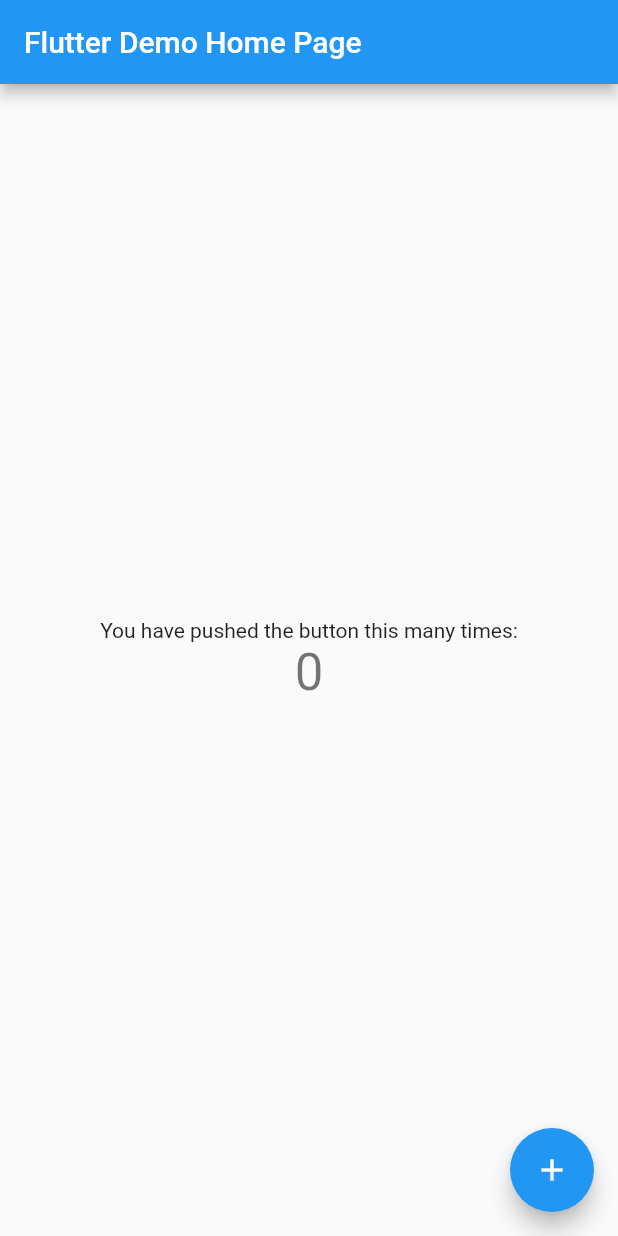
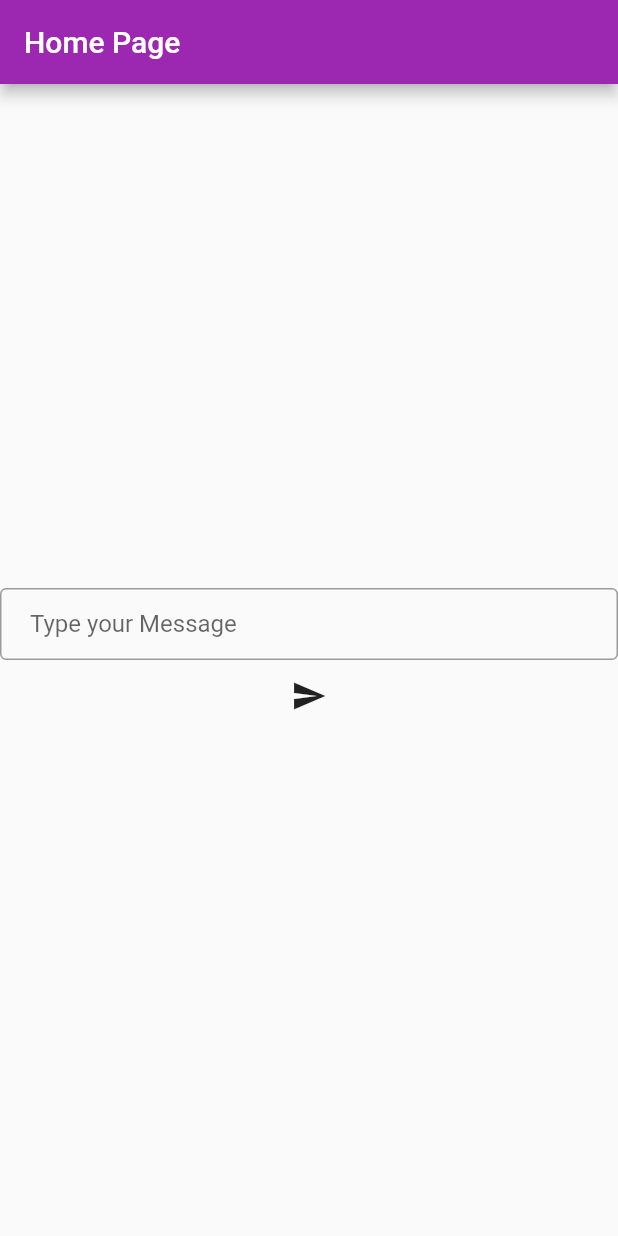
Before and after one commit to anandhakrishnanaji/PushNotifications, a Flutter app: the screen it shows after launch, on a phone screen of 412 x 824 dp. Run offline on Flutter 3.47's test engine with Material 2 defaults, Android fonts, the light colour scheme and no system bars; our stand-ins replace flutter_local_notifications; network calls fail.

Commit message:
working websockets

```diff
--- a/lib/main.dart
+++ b/lib/main.dart
@@ -1,4 +1,9 @@
+import 'dart:convert';
 import 'package:flutter/material.dart';
+import 'package:flutter_local_notifications/flutter_local_notifications.dart';
+import 'package:web_socket_channel/io.dart';
+import 'package:web_socket_channel/web_socket_channel.dart';
+import 'package:web_socket_channel/status.dart' as status;
 
 void main() {
   runApp(MyApp());
@@ -11,107 +16,94 @@
     return MaterialApp(
       title: 'Flutter Demo',
       theme: ThemeData(
-        // This is the theme of your application.
-        //
-        // Try running your application with "flutter run". You'll see the
-        // application has a blue toolbar. Then, without quitting the app, try
-        // changing the primarySwatch below to Colors.green and then invoke
-        // "hot reload" (press "r" in the console where you ran "flutter run",
-        // or simply save your changes to "hot reload" in a Flutter IDE).
-        // Notice that the counter didn't reset back to zero; the application
-        // is not restarted.
-        primarySwatch: Colors.blue,
-        // This makes the visual density adapt to the platform that you run
-        // the app on. For desktop platforms, the controls will be smaller and
-        // closer together (more dense) than on mobile platforms.
+        primarySwatch: Colors.purple,
         visualDensity: VisualDensity.adaptivePlatformDensity,
       ),
-      home: MyHomePage(title: 'Flutter Demo Home Page'),
+      home: HomePage(),
     );
   }
 }
 
-class MyHomePage extends StatefulWidget {
-  MyHomePage({Key key, this.title}) : super(key: key);
+class HomePage extends StatefulWidget {
+  @override
+  _HomePageState createState() => _HomePageState();
+}
 
-  // This widget is the home page of your application. It is stateful, meaning
-  // that it has a State object (defined below) that contains fields that affect
-  // how it looks.
-
-  // This class is the configuration for the state. It holds the values (in this
-  // case the title) provided by the parent (in this case the App widget) and
-  // used by the build method of the State. Fields in a Widget subclass are
-  // always marked "final".
-
-  final String title;
+class _HomePageState extends State<HomePage> {
+  TextEditingController _message;
+  WebSocketChannel channel;
+  bool _iserror = false;
+  var sub;
+  String text;
 
   @override
-  _MyHomePageState createState() => _MyHomePageState();
-}
-
-class _MyHomePageState extends State<MyHomePage> {
-  int _counter = 0;
-
-  void _incrementCounter() {
-    setState(() {
-      // This call to setState tells the Flutter framework that something has
-      // changed in this State, which causes it to rerun the build method below
-      // so that the display can reflect the updated values. If we changed
-      // _counter without calling setState(), then the build method would not be
-      // called again, and so nothing would appear to happen.
-      _counter++;
+  void initState() {
+    super.initState();
+    FlutterLocalNotificationsPlugin notifications =
+        new FlutterLocalNotificationsPlugin();
+    var androidInit = AndroidInitializationSettings('ic_android_black_24dp');
+    var iOSInit = IOSInitializationSettings();
+    channel = IOWebSocketChannel.connect('ws://192.168.1.22:8000/ws/notify/');
+    _message = new TextEditingController();
+    var init = InitializationSettings(androidInit, iOSInit);
+    notifications.initialize(init).then((done) {
+      sub = channel.stream.listen((newData) {
+        text = json.decode(newData)['message'];
+        notifications.show(
+            0,
+            "New announcement",
+            text,
+            NotificationDetails(
+                AndroidNotificationDetails(
+                    "announcement_app_0", "Announcement App", ""),
+                IOSNotificationDetails()));
+      });
     });
   }
 
   @override
+  void dispose() {
+    _iserror = false;
+    _message.dispose();
+    channel.sink.close(status.goingAway);
+    sub.cancel();
+    super.dispose();
+  }
+
+  @override
   Widget build(BuildContext context) {
-    // This method is rerun every time setState is called, for instance as done
-    // by the _incrementCounter method above.
-    //
-    // The Flutter framework has been optimized to make rerunning build methods
-    // fast, so that you can just rebuild anything that needs updating rather
-    // than having to individually change instances of widgets.
     return Scaffold(
       appBar: AppBar(
-        // Here we take the value from the MyHomePage object that was created by
-        // the App.build method, and use it to set our appbar title.
-        title: Text(widget.title),
+        title: Text('Home Page'),
       ),
-      body: Center(
-        // Center is a layout widget. It takes a single child and positions it
-        // in the middle of the parent.
+      body: Container(
+        height: double.infinity,
         child: Column(
-          // Column is also a layout widget. It takes a list of children and
-          // arranges them vertically. By default, it sizes itself to fit its
-          // children horizontally, and tries to be as tall as its parent.
-          //
-          // Invoke "debug painting" (press "p" in the console, choose the
-          // "Toggle Debug Paint" action from the Flutter Inspector in Android
-          // Studio, or the "Toggle Debug Paint" command in Visual Studio Code)
-          // to see the wireframe for each widget.
-          //
-          // Column has various properties to control how it sizes itself and
-          // how it positions its children. Here we use mainAxisAlignment to
-          // center the children vertically; the main axis here is the vertical
-          // axis because Columns are vertical (the cross axis would be
-          // horizontal).
+          crossAxisAlignment: CrossAxisAlignment.center,
           mainAxisAlignment: MainAxisAlignment.center,
           children: <Widget>[
-            Text(
-              'You have pushed the button this many times:',
+            TextFormField(
+              controller: _message,
+              autofocus: false,
+              decoration: InputDecoration(
+                hintText: 'Type your Message',
+                errorText: _iserror ? 'Textfield is empty!' : null,
+                contentPadding: EdgeInsets.fromLTRB(20.0, 10.0, 20.0, 10.0),
+                border: OutlineInputBorder(),
+              ),
             ),
-            Text(
-              '$_counter',
-              style: Theme.of(context).textTheme.headline4,
-            ),
+            IconButton(
+                icon: Icon(Icons.send),
+                onPressed: () {
+                  setState(() {
+                    _message.text.isEmpty ? _iserror = true : _iserror = false;
+                  });
+                  if (!_iserror)
+                    channel.sink.add(jsonEncode({'message': _message.text}));
+                })
           ],
         ),
       ),
-      floatingActionButton: FloatingActionButton(
-        onPressed: _incrementCounter,
-        tooltip: 'Increment',
-        child: Icon(Icons.add),
-      ), // This trailing comma makes auto-formatting nicer for build methods.
     );
   }
 }
--- a/pubspec.yaml
+++ b/pubspec.yaml
@@ -28,6 +28,9 @@
   # The following adds the Cupertino Icons font to your application.
   # Use with the CupertinoIcons class for iOS style icons.
   cupertino_icons: ^0.1.3
+  flutter_local_notifications: ^1.4.4+4
+  web_socket_channel: ^1.1.0
+
 
 dev_dependencies:
   flutter_test:
```
Also changed, not shown: pubspec.lock, 2 other files.
